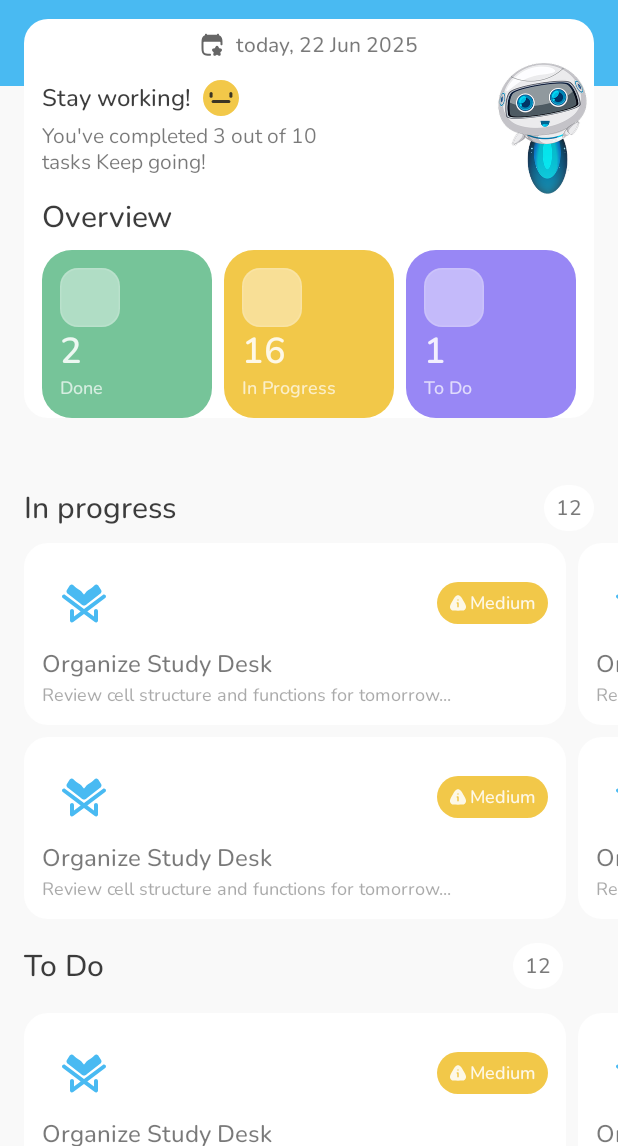
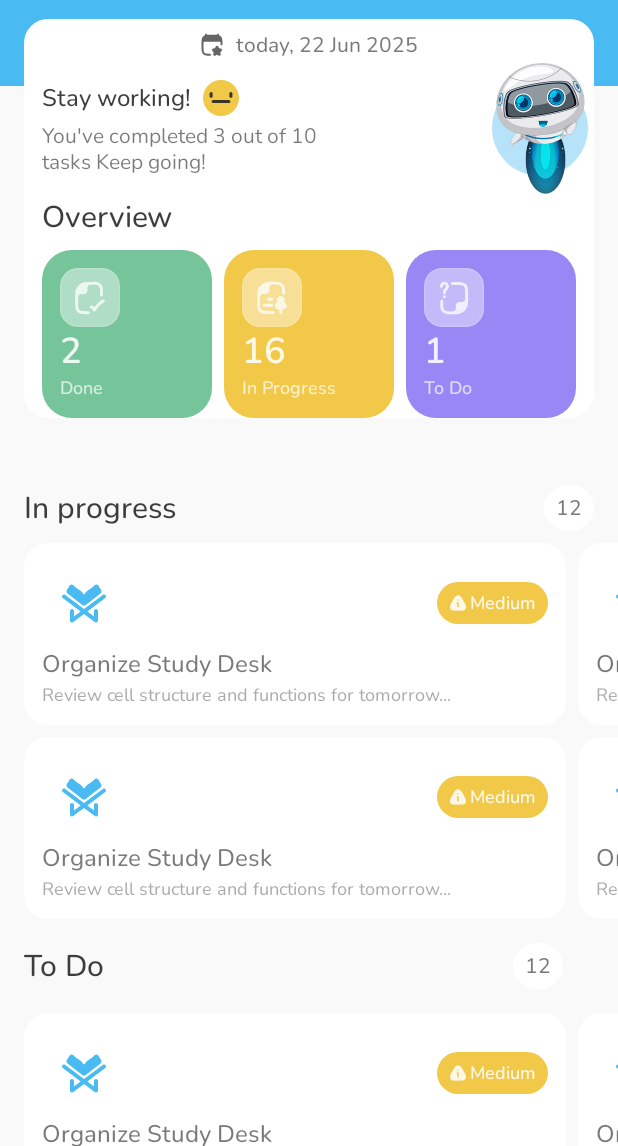
Before and after one commit to Baghdad-Squad/Tudee, an Android app built with Jetpack Compose: the @Preview function HomeScreenPreview, on a phone screen of 412 x 824 dp, the part 90-1236 px from its top. Run offline under Robolectric (Android 15) with nearby library versions, the phone set to English and light mode, and no system bars.

Commit message:
Refactor HomeScreenContent layout and improve UI elements for better visual hierarchy

```diff
--- a/app/src/main/java/com/baghdad/tudee/ui/screens/homeScreen/HomeScreen.kt
+++ b/app/src/main/java/com/baghdad/tudee/ui/screens/homeScreen/HomeScreen.kt
@@ -8,12 +8,15 @@ import androidx.compose.foundation.layout.Column
 import androidx.compose.foundation.layout.PaddingValues
 import androidx.compose.foundation.layout.Row
 import androidx.compose.foundation.layout.Spacer
+import androidx.compose.foundation.layout.WindowInsets
+import androidx.compose.foundation.layout.asPaddingValues
 import androidx.compose.foundation.layout.fillMaxSize
 import androidx.compose.foundation.layout.fillMaxWidth
 import androidx.compose.foundation.layout.height
 import androidx.compose.foundation.layout.offset
 import androidx.compose.foundation.layout.padding
 import androidx.compose.foundation.layout.size
+import androidx.compose.foundation.layout.statusBars
 import androidx.compose.foundation.layout.width
 import androidx.compose.foundation.lazy.LazyColumn
 import androidx.compose.foundation.lazy.LazyRow
@@ -47,7 +50,7 @@ fun HomeScreen(modifier: Modifier = Modifier) {
 @Composable
 fun HomeScreenContent(modifier: Modifier = Modifier) {
 
-    Column(modifier.fillMaxSize()) {
+    Column(modifier.fillMaxSize().background(Theme.color.primaryColor.normal).padding( WindowInsets.statusBars.asPaddingValues())) {
         TopTudeeBar(
             title = "Tudee",
             description = "Your personal task manager",
@@ -102,12 +105,24 @@ fun HomeScreenContent(modifier: Modifier = Modifier) {
                                 modifier = Modifier.padding(top = 4.dp)
                             )
                         }
+                        Box(contentAlignment = Alignment.Center) {
+
+                            Box(
+                                modifier = Modifier
+                                    .size(64.dp)
+                                    .background(
+                                        Theme.color.primaryColor.normal.copy(0.4f),
+                                        shape = RoundedCornerShape(100)
+                                    )
+                            )
+
                             Image(
                                 painter = painterResource(
                                     R.drawable.happy_robot
                                 ),
                                 contentDescription = "happy robot",
                             )
+                        }
 
                     }
 
@@ -215,7 +230,8 @@ fun HomeScreenContent(modifier: Modifier = Modifier) {
                                 priorityTask = PriorityTask.MEDIUM,
                                 icon = painterResource(R.drawable.ic_quran),
                                 modifier = Modifier
-                                    .fillParentMaxWidth(0.95f).padding(bottom = 8.dp)
+                                    .fillParentMaxWidth(0.95f)
+                                    .padding(bottom = 8.dp)
                                     .padding(bottom = 8.dp)
                             ) {}
                             CategoryTaskCard(
@@ -223,7 +239,9 @@ fun HomeScreenContent(modifier: Modifier = Modifier) {
                                 description = "Review cell structure and functions for tomorrow...",
                                 priorityTask = PriorityTask.MEDIUM,
                                 icon = painterResource(R.drawable.ic_quran),
-                                modifier = Modifier.fillParentMaxWidth(0.95f).padding(bottom = 8.dp)
+                                modifier = Modifier
+                                    .fillParentMaxWidth(0.95f)
+                                    .padding(bottom = 8.dp)
 
                             ) {}
                         }
@@ -255,7 +273,8 @@ fun HomeScreenContent(modifier: Modifier = Modifier) {
                                 priorityTask = PriorityTask.MEDIUM,
                                 icon = painterResource(R.drawable.ic_quran),
                                 modifier = Modifier
-                                    .fillParentMaxWidth(0.95f).padding(bottom = 8.dp)
+                                    .fillParentMaxWidth(0.95f)
+                                    .padding(bottom = 8.dp)
                                     .padding(bottom = 8.dp)
                             ) {}
                             CategoryTaskCard(
@@ -263,7 +282,9 @@ fun HomeScreenContent(modifier: Modifier = Modifier) {
                                 description = "Review cell structure and functions for tomorrow...",
                                 priorityTask = PriorityTask.MEDIUM,
                                 icon = painterResource(R.drawable.ic_quran),
-                                modifier = Modifier.fillParentMaxWidth(0.95f).padding(bottom = 8.dp)
+                                modifier = Modifier
+                                    .fillParentMaxWidth(0.95f)
+                                    .padding(bottom = 8.dp)
 
                             ) {}
                         }
@@ -354,21 +375,21 @@ fun OverviewCard(
                     .insideBorder(1.dp, Color(0x1FFFFFFF), 12.dp),
                 contentAlignment = Alignment.Center
             ) {
-//                Icon(
-//                    painter = painterResource(
-//                        when (taskState) {
-//                            TaskState.TODO -> R.drawable.ic_overview_card_todo
-//                            TaskState.IN_PROGRESS -> R.drawable.ic_overview_card_in_progress
-//                            TaskState.DONE -> R.drawable.ic_overview_card_done
-//                        }
-//                    ), contentDescription = when (taskState) {
-//                        TaskState.TODO -> "To Do Icon"
-//                        TaskState.IN_PROGRESS -> "In Progress Icon"
-//                        TaskState.DONE -> "Done Icon"
-//                    },
-//                    tint = Theme.color.textColor.onPrimary,
-//                    modifier = Modifier.size(24.dp)
-//                )
+                Icon(
+                    painter = painterResource(
+                        when (taskState) {
+                            TaskState.TODO -> R.drawable.ic_overview_card_todo
+                            TaskState.IN_PROGRESS -> R.drawable.ic_overview_card_in_progress
+                            TaskState.DONE -> R.drawable.ic_overview_card_done
+                        }
+                    ), contentDescription = when (taskState) {
+                        TaskState.TODO -> "To Do Icon"
+                        TaskState.IN_PROGRESS -> "In Progress Icon"
+                        TaskState.DONE -> "Done Icon"
+                    },
+                    tint = Theme.color.textColor.onPrimary,
+                    modifier = Modifier.size(24.dp)
+                )
             }
             Text(
                 text = count.toString(),
```
Lines whose indentation alone changed are shown as unchanged.
